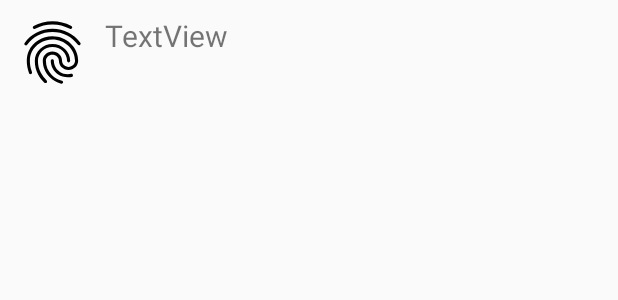
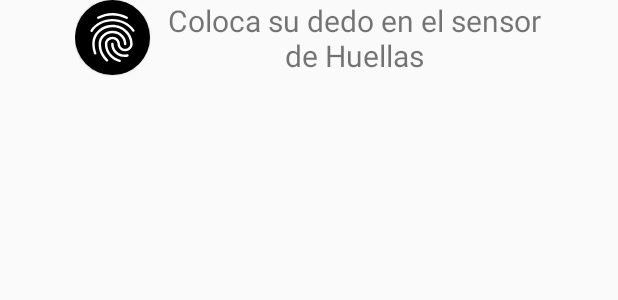
Before and after one commit to JHORJE18/FingerprintPay, an Android app: the layout dialogo_fingerprint.xml on its own in the app's theme, with its tools: preview values and no code run, on a phone screen of 412 x 824 dp. Shown: the top 300 px of the screen. Run offline under Robolectric (Android 15) with nearby library versions, the phone set to English and light mode, and no system bars.

Commit message:
Mejoras solicitud y cierre de Huellas

```diff
--- a/app/src/main/java/com/jhorje18/fingerprintpay/Adaptador/AdaptadorCompras.java
+++ b/app/src/main/java/com/jhorje18/fingerprintpay/Adaptador/AdaptadorCompras.java
@@ -43,7 +43,6 @@ public class AdaptadorCompras extends BaseAdapter {
                     .load(link)
                     .into(postImg);
         }
-
     }
 
     @Override
@@ -91,8 +90,7 @@ public class AdaptadorCompras extends BaseAdapter {
         btnComprar.setOnClickListener(new View.OnClickListener() {
             @Override
             public void onClick(View view) {
-                ((MainActivity) activity).dialogHuella.show();
-                ((MainActivity) activity).mFAH.startListening();
+                ((MainActivity) activity).solicitarHuella();
             }
         });
 
--- a/app/src/main/res/layout/dialogo_fingerprint.xml
+++ b/app/src/main/res/layout/dialogo_fingerprint.xml
@@ -3,14 +3,35 @@
     xmlns:app="http://schemas.android.com/apk/res-auto"
     android:layout_width="match_parent"
     android:layout_height="wrap_content"
-    android:layout_margin="10dp">
+    android:paddingLeft="50dp"
+    android:paddingRight="50dp">
 
-    <ImageView
-        android:id="@+id/imgResultadoHuella"
+    <android.support.v7.widget.CardView
         android:layout_width="50dp"
         android:layout_height="50dp"
-        android:scaleType="fitCenter"
-        app:srcCompat="@drawable/ic_fingerprint_black_24dp" />
+        android:layout_centerHorizontal="true"
+        android:elevation="12dp"
+        android:innerRadius="0dp"
+        android:shape="ring"
+        android:thicknessRatio="1.9"
+        app:cardBackgroundColor="@color/cardview_shadow_start_color"
+        app:cardCornerRadius="25dp"
+        app:cardElevation="1dp">
+
+        <ImageView
+            android:id="@+id/imgResultadoHuella"
+            android:layout_width="50dp"
+            android:layout_height="50dp"
+            android:layout_gravity="center_vertical"
+            android:layout_weight="1"
+            android:background="@android:color/black"
+            android:padding="5dp"
+            android:scaleType="fitCenter"
+            android:tint="@android:color/white"
+            app:srcCompat="@drawable/ic_fingerprint_black_24dp" />
+
+    </android.support.v7.widget.CardView>
+
 
     <TextView
         android:id="@+id/txtResultadoHuella"
@@ -19,6 +40,7 @@
         android:layout_marginLeft="10dp"
         android:layout_weight="1"
         android:gravity="fill_vertical"
-        android:text="TextView"
+        android:text="Coloca su dedo en el sensor de Huellas"
+        android:textAlignment="center"
         android:textSize="20sp" />
 </LinearLayout>
```
Also changed, not shown: app/src/main/java/com/jhorje18/fingerprintpay/MainActivity.java (+15 -3 lines).
